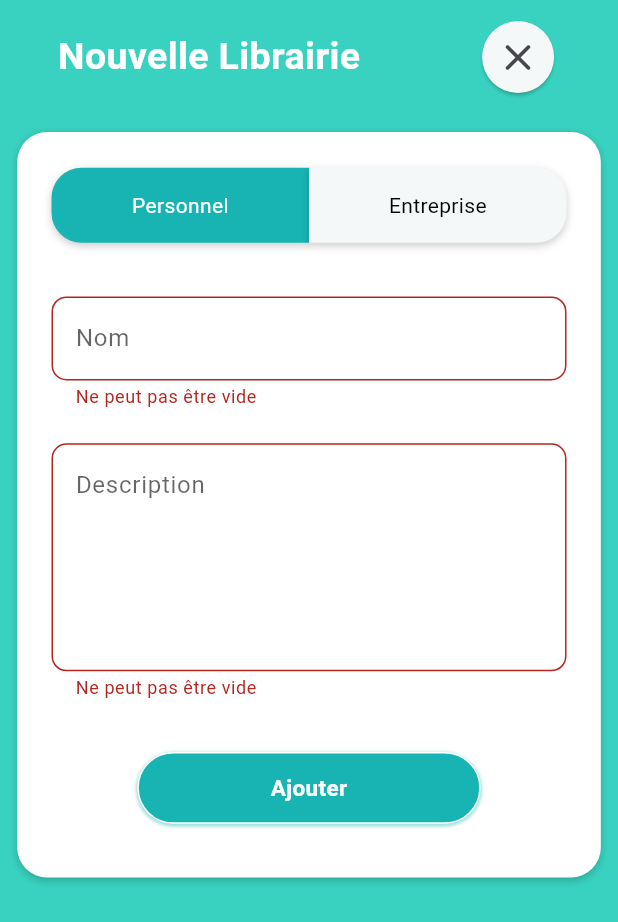
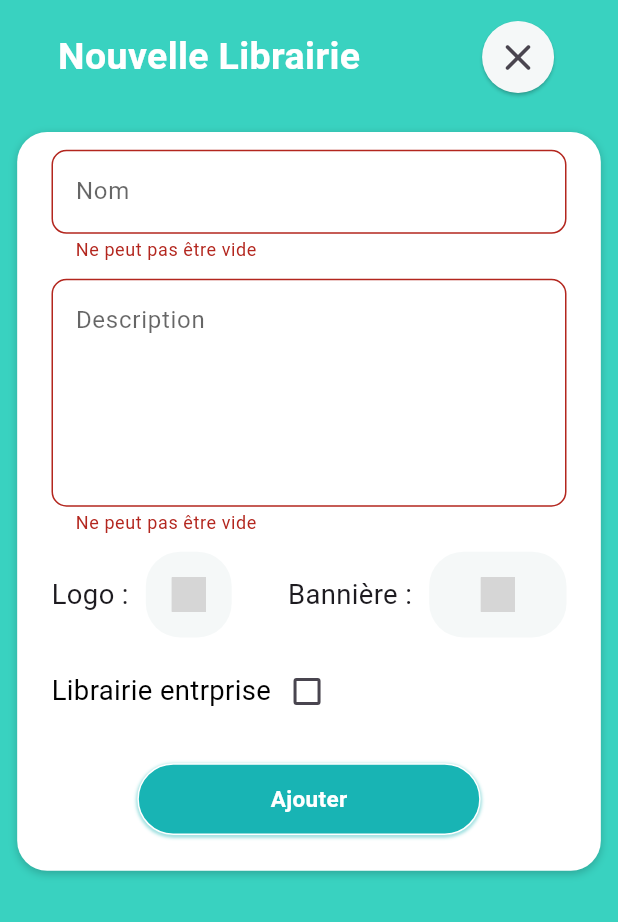
Before and after one commit to YanisVroland/Mobile_MyTechLib, a Flutter app: the CreateLibraryWidget screen opened directly with empty values, on a phone screen of 412 x 824 dp. Shown: the top 922 px of the screen. Run offline on Flutter 3.47's test engine with Material 3 defaults, Android fonts, the phone set to English and light mode, and no system bars; our stand-ins replace auto_size_text, carousel_slider, dio, flutter_screenutil, flutter_svg, image_picker and 4 more; accounts and stored records are empty; Roboto replaces fonts that are missing (montesserat_semi_bold); grey boxes are pictures that could not be loaded.

Commit message:
Change create library

```diff
--- a/lib/services/models/library_model.dart
+++ b/lib/services/models/library_model.dart
@@ -1,12 +1,11 @@
-
 import '../../app/theme/tools.dart';
 
 class Library {
   final String uuid;
   final String name;
   final String description;
-  final String? core_company;
-  final String belongsTo;
+  String? core_company;
+  late String belongsTo;
   final String createdBy;
   final String createdAt;
   final String updatedAt;
@@ -49,13 +48,13 @@ class Library {
   }
 
   Map<String, dynamic> toJson() {
-    var json= {
+    var json = {
       'name': name,
       'description': description,
       'core_company': core_company,
       'is_personal': isPersonal,
     };
-    if(isPersonal){
+    if (isPersonal) {
       json.remove('core_company');
       json['belongs_to'] = belongsTo;
     }
--- a/lib/services/repositories/project_repository.dart
+++ b/lib/services/repositories/project_repository.dart
@@ -71,8 +71,8 @@ class ProjectRepository {
       BuildContext context, String projectUuid, List<String> illustrations) async {
     try {
       List<MultipartFile> files = [];
-      for(int i = 0, len = illustrations.length; i < len; i++) {
-        if(illustrations[i].isNotEmpty) {
+      for (int i = 0, len = illustrations.length; i < len; i++) {
+        if (illustrations[i].isNotEmpty) {
           String extension = path.extension(illustrations[i]);
 
           final url = await MultipartFile.fromFile(
@@ -83,7 +83,7 @@ class ProjectRepository {
           files.add(url);
         }
       }
-
+      if (files.isEmpty) return null;
       Map<String, Object> bodyJson = {"files": files};
 
       return utilsRepository.requestImagePost(
--- a/lib/views/library/create_library_screen.dart
+++ b/lib/views/library/create_library_screen.dart
@@ -1,11 +1,20 @@
+import 'dart:io';
+
 import 'package:flutter_screenutil/flutter_screenutil.dart';
-import 'package:my_tech_lib/views/library/widget/create_company_library_widget.dart';
-import 'package:my_tech_lib/views/library/widget/create_public_library_widget.dart';
+import 'package:flutter_svg/svg.dart';
+import 'package:image_picker/image_picker.dart';
+import 'package:my_tech_lib/app/theme/color_const.dart';
 import '../../../app/theme/app_theme.dart';
 import 'package:flutter/material.dart';
 
 import '../../../app/widgets/icon_custom.dart';
+import '../../app/theme/validators.dart';
+import '../../app/widgets/button_custom.dart';
+import '../../app/widgets/textField_custom.dart';
+import '../../services/models/library_model.dart';
+import '../../services/models/responseAPI_model.dart';
 import '../../services/models/user_model.dart';
+import '../../services/repositories/library_repository.dart';
 
 class CreateLibraryWidget extends StatefulWidget {
   const CreateLibraryWidget(this.user, {Key? key}) : super(key: key);
@@ -17,11 +26,52 @@ class CreateLibraryWidget extends StatefulWidget {
 
 class _CreateLibraryWidgetState extends State<CreateLibraryWidget> {
   final scaffoldKey = GlobalKey<ScaffoldState>();
-  int idxSwitch = 1;
+  bool toCompany = false;
+  GlobalKey<FormState> formKey = GlobalKey<FormState>();
+  late TextEditingController nameController;
+  late TextEditingController descriptionController;
+  bool _loader = false;
+  String logoImage = "";
+  String bannerImage = "";
+
 
   @override
   void initState() {
     super.initState();
+    nameController = TextEditingController();
+    descriptionController = TextEditingController();
+  }
+
+  validButton() async {
+    setState(() {
+      _loader = true;
+    });
+    LibraryRepository libraryRepository = LibraryRepository();
+    Library library = Library(
+      name: nameController.text,
+      description: descriptionController.text,
+      isPersonal: !toCompany,
+    );
+    if (!toCompany) {
+      library.belongsTo = widget.user.uuid;
+    } else {
+      library.core_company = widget.user.companyUuid;
+    }
+    ResponseApi? response = await libraryRepository.createLibrary(context, library);
+
+    if (response != null && response.status == 201) {
+      Navigator.pop(context);
+    }
+    setState(() {
+      _loader = false;
+    });
+  }
+
+  @override
+  void dispose() {
+    super.dispose();
+    nameController.dispose();
+    descriptionController.dispose();
   }
 
   @override
@@ -92,111 +142,166 @@ class _CreateLibraryWidgetState extends State<CreateLibraryWidget> {
                           )
                         ],
                       ),
+                      child: Form(
+                        key: formKey,
+                        autovalidateMode: AutovalidateMode.always,
+                        child: Container(
+                            padding: EdgeInsets.only(top: 10.h, left: 20.w, right: 20.w),
                             child: Column(
                               mainAxisSize: MainAxisSize.max,
+                              crossAxisAlignment: CrossAxisAlignment.start,
+                              children: [
+                                CustomTextField(
+                                  controller: nameController,
+                                  labelText: "Nom",
+                                  hintText: "Entrer le nom de la librairie",
+                                  validator: Validators.validateEmpty,
+                                ),
+                                Padding(
+                                  padding: EdgeInsets.only(top: 10.h),
+                                  child: CustomTextField(
+                                    controller: descriptionController,
+                                    labelText: "Description",
+                                    hintText: "Entrer la description de la librairie",
+                                    validator: Validators.validateEmpty,
+                                    maxLines: 5,
+                                  ),
+                                ),
+
+                                Padding(
+                                    padding: EdgeInsets.only(top: 10.h),
+                                    child: Row(
+                                      mainAxisAlignment: MainAxisAlignment.spaceBetween,
+                                      children: [
+                                      Row(
                                         children: [
                                           Padding(
-                          padding: EdgeInsets.symmetric(horizontal: 20.w, vertical: 20.h),
-                          child: Row(
-                            mainAxisSize: MainAxisSize.max,
-                            mainAxisAlignment: MainAxisAlignment.center,
-                            children: [
-                              Expanded(
-                                child: InkWell(
+                                            padding: EdgeInsets.only(right: 10.w),
+                                            child: Text(
+                                              "Logo :",
+                                              style: TextStyle(fontSize: 16.sp),
+                                            ),
+                                          ),
+                                          InkWell(
                                             onTap: () async {
+                                              if (logoImage == "") {
+                                                final pickedFile = await ImagePicker()
+                                                    .pickImage(source: ImageSource.gallery, requestFullMetadata: false);
+                                                if (pickedFile != null) {
                                                   setState(() {
-                                      idxSwitch = 1;
+                                                    logoImage = pickedFile.path;
                                                   });
+                                                }
+                                              }
                                             },
                                             child: Container(
-                                    height: 50.0,
+                                              width: 50.w,
+                                              height: 50.w,
                                               decoration: BoxDecoration(
-                                      color: idxSwitch == 1
-                                          ? AppTheme.of(context).primary
-                                          : AppTheme.of(context).background,
-                                      boxShadow: const [
-                                        BoxShadow(
-                                          blurRadius: 4.0,
-                                          color: Color(0x33000000),
-                                          offset: Offset(0.0, 2.0),
+                                                color: ColorConst.background,
+                                                borderRadius: BorderRadius.circular(20.0.r),
+                                              ),
+                                              child: logoImage == ""
+                                                  ? Center(
+                                                child: SvgPicture.asset(
+                                                  "assets/icons/camera.svg",
+                                                  width: 20.w,
+                                                ),
                                               )
-                                      ],
-                                      borderRadius: const BorderRadius.only(
-                                        bottomLeft: Radius.circular(20.0),
-                                        topLeft: Radius.circular(20.0),
-                                      ),
-                                      border: Border.all(
-                                        color: idxSwitch == 1
-                                            ? AppTheme.of(context).primary
-                                            : AppTheme.of(context).background,
-                                      ),
-                                    ),
-                                    alignment: const AlignmentDirectional(0.00, 0.00),
-                                    child: Align(
-                                      alignment: const AlignmentDirectional(0.00, 0.00),
-                                      child: Text(
-                                        "Personnel",
-                                        style: TextStyle(
-                                            color: idxSwitch == 1 ? Colors.white : Colors.black),
-                                      ),
-                                    ),
-                                  ),
-                                ),
-                              ),
-                              Expanded(
-                                child: InkWell(
-                                  onTap: () async {
-                                    setState(() {
-                                      idxSwitch = 2;
-                                    });
-                                  },
-                                  child: Container(
-                                    height: 50.0,
-                                    decoration: BoxDecoration(
-                                      color: idxSwitch == 2
-                                          ? AppTheme.of(context).primary
-                                          : AppTheme.of(context).background,
-                                      boxShadow: const [
-                                        BoxShadow(
-                                          blurRadius: 4.0,
-                                          color: Color(0x33000000),
-                                          offset: Offset(0.0, 2.0),
-                                        )
-                                      ],
-                                      borderRadius: const BorderRadius.only(
-                                        bottomLeft: Radius.circular(0.0),
-                                        bottomRight: Radius.circular(20.0),
-                                        topLeft: Radius.circular(0.0),
-                                        topRight: Radius.circular(20.0),
-                                      ),
-                                      border: Border.all(
-                                        color: idxSwitch == 2
-                                            ? AppTheme.of(context).primary
-                                            : AppTheme.of(context).background,
-                                      ),
-                                    ),
-                                    child: Align(
-                                      alignment: const AlignmentDirectional(0.00, 0.00),
-                                      child: Text(
-                                        "Entreprise",
-                                        style: TextStyle(
-                                          color: idxSwitch == 2 ? Colors.white : Colors.black,
-                                        ),
-                                      ),
-                                    ),
-                                  ),
+                                                  : ClipRRect(
+                                                  borderRadius: BorderRadius.all(Radius.circular(12)),
+                                                  child: Image.file(
+                                                    File(logoImage),
+                                                    fit: BoxFit.cover,
+                                                    width: ScreenUtil().setWidth(70),
+                                                    height: ScreenUtil().setWidth(70),
+                                                  )),
                                             ),
                                           ),
                                         ],
                                       ),
+                                      Row(
+                                        children: [
+                                          Padding(
+                                            padding: EdgeInsets.only(right: 10.w),
+                                            child: Text(
+                                              "Bannière :",
+                                              style: TextStyle(fontSize: 16.sp),
                                             ),
-                        if (idxSwitch == 1)
-                          CreatePublicLibraryWidget(widget.user)
-                        else
-                          CreateCompanyLibraryWidget(widget.user)
+                                          ),
+                                          InkWell(
+                                            onTap: () async {
+                                              if (bannerImage == "") {
+                                                final pickedFile = await ImagePicker()
+                                                    .pickImage(source: ImageSource.gallery, requestFullMetadata: false);
+                                                if (pickedFile != null) {
+                                                  setState(() {
+                                                    bannerImage = pickedFile.path;
+                                                  });
+                                                }
+                                              }
+                                            },
+                                            child: Container(
+                                              width: 80.w,
+                                              height: 50.w,
+                                              decoration: BoxDecoration(
+                                                color: ColorConst.background,
+                                                borderRadius: BorderRadius.circular(20.0.r),
+                                              ),
+                                              child: bannerImage == ""
+                                                  ? Center(
+                                                child: SvgPicture.asset(
+                                                  "assets/icons/camera.svg",
+                                                  width: 20.w,
+                                                ),
+                                              )
+                                                  : ClipRRect(
+                                                  borderRadius: BorderRadius.all(Radius.circular(12)),
+                                                  child: Image.file(
+                                                    File(bannerImage),
+                                                    fit: BoxFit.cover,
+                                                    width: ScreenUtil().setWidth(70),
+                                                    height: ScreenUtil().setWidth(70),
+                                                  )),
+                                            ),
+                                          ),
+                                        ],
+                                      ),
+                                    ],)
+                                ),
+                                Padding(
+                                    padding: EdgeInsets.only(top: 10.h),
+                                    child: Row(children: [
+                                      Text("Librairie entrprise", style: TextStyle(color: Colors.black, fontSize: 16.sp)),
+                                      Checkbox(
+                                        value: toCompany,
+                                        onChanged: (bool? value) {
+                                          setState(() {
+                                            toCompany = value!;
+                                          });
+                                        },
+                                      ),
+                                    ],)
+                                ),
+                                Padding(
+                                  padding: EdgeInsets.symmetric(vertical: 20.h),
+                                  child: Row(
+                                    mainAxisAlignment: MainAxisAlignment.center,
+                                    children: [
+                                      CustomButton(
+                                          text: 'Ajouter',
+                                          isLoading: _loader,
+                                          onTap: () async {
+                                            if (formKey.currentState!.validate()) {
+                                              validButton();
+                                            }
+                                          }),
                                     ],
                                   ),
                                 ),
+                              ],
+                            )),
+                      )),
                 ),
               ],
             ),
--- a/lib/views/project/create_project_screen.dart
+++ b/lib/views/project/create_project_screen.dart
@@ -57,9 +57,7 @@ class _CreateProjectWidgetState extends State<CreateProjectWidget> {
     if (logoImage != "") {
       await ProjectRepository().updateLogoProject(context, projectUuid, logoImage);
     }
-    if (imageList.isNotEmpty) {
       await ProjectRepository().uploadIllustrations(context, projectUuid, imageList);
-    }
 
     ScaffoldMessenger.of(context).showSnackBar(const SnackBar(
       content: Text("Projet mobile créé avec succès"),
```
Lines whose indentation alone changed are shown as unchanged.
